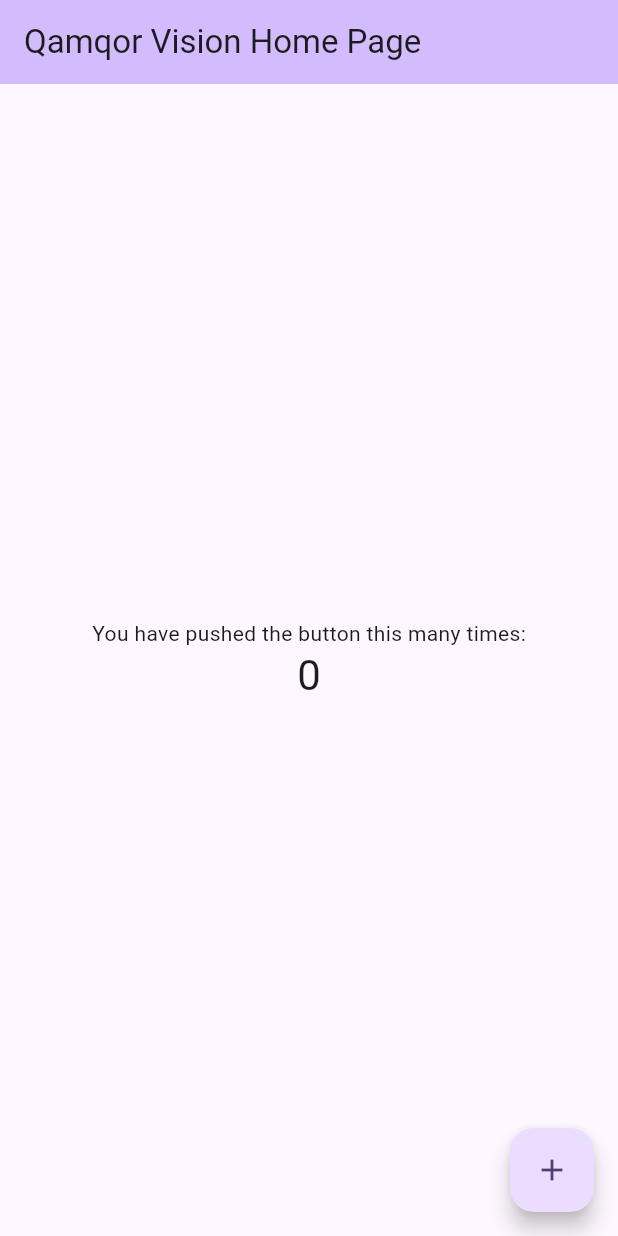
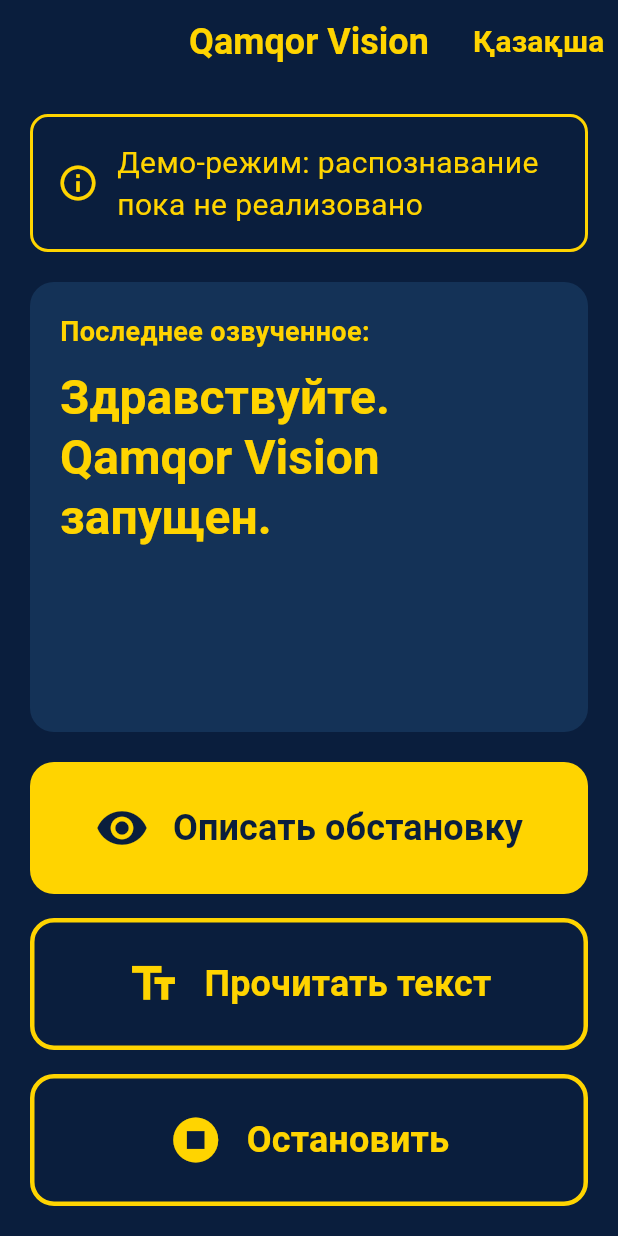
Before and after one commit to Aiymkoos/qamqor-vision, a Flutter app: the screen it shows after launch, on a phone screen of 412 x 824 dp. Run offline on Flutter 3.47's test engine with Material 3 defaults, Android fonts, the light colour scheme and no system bars; our stand-ins replace flutter_tts.

Commit message:
Implement accessible home screen with speech output
Replace the Flutter counter scaffold with the app's first real screen:

- High-contrast WCAG 2.1 theme (~11:1 contrast, 88dp touch targets).
- Speech output via flutter_tts, with a slowed rate and a stop control.
- Kazakh/Russian toggle for both interface and voice; when the device has
  no voice for the selected language the app says so aloud and falls back,
  rather than going silent.
- Semantics labels and haptic feedback for screen reader users.

Recognition and OCR are still unimplemented, so the action buttons speak a
demo phrase that states this outright instead of inventing a result the
user cannot verify visually.

Covered by widget tests, including screen reader labels.

```diff
--- /dev/null
+++ b/qamqor_vision/lib/l10n/app_strings.dart
@@ -0,0 +1,99 @@
+/// Поддерживаемые языки интерфейса и голосового движка.
+enum AppLanguage {
+  kazakh('kk-KZ', 'Қазақша'),
+  russian('ru-RU', 'Русский');
+
+  const AppLanguage(this.localeTag, this.label);
+
+  /// BCP 47 тег, который передаётся в движок синтеза речи.
+  final String localeTag;
+
+  /// Название языка на нём самом — для кнопки переключения.
+  final String label;
+
+  AppLanguage get toggled =>
+      this == AppLanguage.kazakh ? AppLanguage.russian : AppLanguage.kazakh;
+}
+
+/// Строки интерфейса. Отдельного пакета локализации пока нет:
+/// на двух языках и одном экране простая таблица читается яснее.
+class AppStrings {
+  const AppStrings._(this._values);
+
+  final Map<_Key, String> _values;
+
+  static const AppStrings _kazakh = AppStrings._({
+    _Key.appTitle: 'Qamqor Vision',
+    _Key.demoBanner: 'Демо-режим: тану әлі іске қосылған жоқ',
+    _Key.describeButton: 'Айналаны сипаттау',
+    _Key.readTextButton: 'Мәтінді оқу',
+    _Key.stopButton: 'Тоқтату',
+    _Key.languageButton: 'Тілді ауыстыру',
+    _Key.greeting: 'Сәлеметсіз бе. Qamqor Vision қосылды.',
+    _Key.describeStub:
+        'Бұл — дыбыстық шығудың демонстрациясы. Нақты нұсқада мұнда '
+        'камера көрген заттардың сипаттамасы айтылады.',
+    _Key.readTextStub:
+        'Бұл — дыбыстық шығудың демонстрациясы. Нақты нұсқада мұнда '
+        'камераға түскен мәтін оқылады.',
+    _Key.stopped: 'Тоқтатылды.',
+    _Key.languageSwitched: 'Тіл қазақ тіліне ауыстырылды.',
+    _Key.voiceUnavailable:
+        'Құрылғыда қазақ тілінің дауысы жоқ. Орыс тіліндегі дауыс қолданылады.',
+    _Key.lastSpokenLabel: 'Соңғы айтылған:',
+  });
+
+  static const AppStrings _russian = AppStrings._({
+    _Key.appTitle: 'Qamqor Vision',
+    _Key.demoBanner: 'Демо-режим: распознавание пока не реализовано',
+    _Key.describeButton: 'Описать обстановку',
+    _Key.readTextButton: 'Прочитать текст',
+    _Key.stopButton: 'Остановить',
+    _Key.languageButton: 'Сменить язык',
+    _Key.greeting: 'Здравствуйте. Qamqor Vision запущен.',
+    _Key.describeStub:
+        'Это демонстрация голосового вывода. В рабочей версии здесь будет '
+        'описание предметов, которые видит камера.',
+    _Key.readTextStub:
+        'Это демонстрация голосового вывода. В рабочей версии здесь будет '
+        'прочитан текст, попавший в кадр.',
+    _Key.stopped: 'Остановлено.',
+    _Key.languageSwitched: 'Язык переключён на русский.',
+    _Key.voiceUnavailable:
+        'На устройстве нет казахского голоса. Используется русский.',
+    _Key.lastSpokenLabel: 'Последнее озвученное:',
+  });
+
+  static AppStrings of(AppLanguage language) =>
+      language == AppLanguage.kazakh ? _kazakh : _russian;
+
+  String get appTitle => _values[_Key.appTitle]!;
+  String get demoBanner => _values[_Key.demoBanner]!;
+  String get describeButton => _values[_Key.describeButton]!;
+  String get readTextButton => _values[_Key.readTextButton]!;
+  String get stopButton => _values[_Key.stopButton]!;
+  String get languageButton => _values[_Key.languageButton]!;
+  String get greeting => _values[_Key.greeting]!;
+  String get describeStub => _values[_Key.describeStub]!;
+  String get readTextStub => _values[_Key.readTextStub]!;
+  String get stopped => _values[_Key.stopped]!;
+  String get languageSwitched => _values[_Key.languageSwitched]!;
+  String get voiceUnavailable => _values[_Key.voiceUnavailable]!;
+  String get lastSpokenLabel => _values[_Key.lastSpokenLabel]!;
+}
+
+enum _Key {
+  appTitle,
+  demoBanner,
+  describeButton,
+  readTextButton,
+  stopButton,
+  languageButton,
+  greeting,
+  describeStub,
+  readTextStub,
+  stopped,
+  languageSwitched,
+  voiceUnavailable,
+  lastSpokenLabel,
+}
--- a/qamqor_vision/lib/main.dart
+++ b/qamqor_vision/lib/main.dart
@@ -1,122 +1,22 @@
 import 'package:flutter/material.dart';
 
+import 'screens/home_screen.dart';
+import 'theme/app_theme.dart';
+
 void main() {
-  runApp(const MyApp());
+  runApp(const QamqorVisionApp());
 }
 
-class MyApp extends StatelessWidget {
-  const MyApp({super.key});
+class QamqorVisionApp extends StatelessWidget {
+  const QamqorVisionApp({super.key});
 
-  // This widget is the root of your application.
   @override
   Widget build(BuildContext context) {
     return MaterialApp(
       title: 'Qamqor Vision',
-      theme: ThemeData(
-        // This is the theme of your application.
-        //
-        // TRY THIS: Try running your application with "flutter run". You'll see
-        // the application has a purple toolbar. Then, without quitting the app,
-        // try changing the seedColor in the colorScheme below to Colors.green
-        // and then invoke "hot reload" (save your changes or press the "hot
-        // reload" button in a Flutter-supported IDE, or press "r" if you used
-        // the command line to start the app).
-        //
-        // Notice that the counter didn't reset back to zero; the application
-        // state is not lost during the reload. To reset the state, use hot
-        // restart instead.
-        //
-        // This works for code too, not just values: Most code changes can be
-        // tested with just a hot reload.
-        colorScheme: .fromSeed(seedColor: Colors.deepPurple),
-      ),
-      home: const MyHomePage(title: 'Qamqor Vision Home Page'),
+      debugShowCheckedModeBanner: false,
+      theme: AppTheme.build(),
+      home: const HomeScreen(),
     );
   }
 }
-
-class MyHomePage extends StatefulWidget {
-  const MyHomePage({super.key, required this.title});
-
-  // This widget is the home page of your application. It is stateful, meaning
-  // that it has a State object (defined below) that contains fields that affect
-  // how it looks.
-
-  // This class is the configuration for the state. It holds the values (in this
-  // case the title) provided by the parent (in this case the App widget) and
-  // used by the build method of the State. Fields in a Widget subclass are
-  // always marked "final".
-
-  final String title;
-
-  @override
-  State<MyHomePage> createState() => _MyHomePageState();
-}
-
-class _MyHomePageState extends State<MyHomePage> {
-  int _counter = 0;
-
-  void _incrementCounter() {
-    setState(() {
-      // This call to setState tells the Flutter framework that something has
-      // changed in this State, which causes it to rerun the build method below
-      // so that the display can reflect the updated values. If we changed
-      // _counter without calling setState(), then the build method would not be
-      // called again, and so nothing would appear to happen.
-      _counter++;
-    });
-  }
-
-  @override
-  Widget build(BuildContext context) {
-    // This method is rerun every time setState is called, for instance as done
-    // by the _incrementCounter method above.
-    //
-    // The Flutter framework has been optimized to make rerunning build methods
-    // fast, so that you can just rebuild anything that needs updating rather
-    // than having to individually change instances of widgets.
-    return Scaffold(
-      appBar: AppBar(
-        // TRY THIS: Try changing the color here to a specific color (to
-        // Colors.amber, perhaps?) and trigger a hot reload to see the AppBar
-        // change color while the other colors stay the same.
-        backgroundColor: Theme.of(context).colorScheme.inversePrimary,
-        // Here we take the value from the MyHomePage object that was created by
-        // the App.build method, and use it to set our appbar title.
-        title: Text(widget.title),
-      ),
-      body: Center(
-        // Center is a layout widget. It takes a single child and positions it
-        // in the middle of the parent.
-        child: Column(
-          // Column is also a layout widget. It takes a list of children and
-          // arranges them vertically. By default, it sizes itself to fit its
-          // children horizontally, and tries to be as tall as its parent.
-          //
-          // Column has various properties to control how it sizes itself and
-          // how it positions its children. Here we use mainAxisAlignment to
-          // center the children vertically; the main axis here is the vertical
-          // axis because Columns are vertical (the cross axis would be
-          // horizontal).
-          //
-          // TRY THIS: Invoke "debug painting" (choose the "Toggle Debug Paint"
-          // action in the IDE, or press "p" in the console), to see the
-          // wireframe for each widget.
-          mainAxisAlignment: .center,
-          children: [
-            const Text('You have pushed the button this many times:'),
-            Text(
-              '$_counter',
-              style: Theme.of(context).textTheme.headlineMedium,
-            ),
-          ],
-        ),
-      ),
-      floatingActionButton: FloatingActionButton(
-        onPressed: _incrementCounter,
-        tooltip: 'Increment',
-        child: const Icon(Icons.add),
-      ),
-    );
-  }
-}
--- /dev/null
+++ b/qamqor_vision/lib/screens/home_screen.dart
@@ -0,0 +1,210 @@
+import 'package:flutter/material.dart';
+
+import '../l10n/app_strings.dart';
+import '../services/speech_service.dart';
+import '../theme/app_theme.dart';
+import '../widgets/big_action_button.dart';
+
+/// Главный экран: два действия, остановка речи и переключение языка.
+///
+/// Распознавание пока не подключено — кнопки озвучивают демонстрационный
+/// текст, который прямо говорит об этом. Показывать выдуманный результат
+/// распознавания нельзя: пользователь не может проверить его глазами.
+class HomeScreen extends StatefulWidget {
+  const HomeScreen({super.key});
+
+  @override
+  State<HomeScreen> createState() => _HomeScreenState();
+}
+
+class _HomeScreenState extends State<HomeScreen> {
+  final SpeechService _speech = SpeechService();
+
+  AppLanguage _language = AppLanguage.russian;
+  String _lastSpoken = '';
+
+  AppStrings get _strings => AppStrings.of(_language);
+
+  @override
+  void initState() {
+    super.initState();
+    _speech.addListener(_onSpeechChanged);
+    _startUp();
+  }
+
+  Future<void> _startUp() async {
+    await _speech.init();
+    if (!mounted) return;
+    await _say(_strings.greeting);
+  }
+
+  void _onSpeechChanged() {
+    if (mounted) setState(() {});
+  }
+
+  Future<void> _say(String text) async {
+    setState(() => _lastSpoken = text);
+    await _speech.speak(text);
+  }
+
+  Future<void> _stop() async {
+    await _speech.stop();
+    if (mounted) setState(() => _lastSpoken = _strings.stopped);
+  }
+
+  Future<void> _switchLanguage() async {
+    final next = _language.toggled;
+    setState(() => _language = next);
+    await _speech.setLanguage(next);
+    if (!mounted) return;
+
+    final strings = AppStrings.of(next);
+    await _say(
+      _speech.usingFallbackVoice
+          ? '${strings.languageSwitched} ${strings.voiceUnavailable}'
+          : strings.languageSwitched,
+    );
+  }
+
+  @override
+  void dispose() {
+    _speech.removeListener(_onSpeechChanged);
+    _speech.dispose();
+    super.dispose();
+  }
+
+  @override
+  Widget build(BuildContext context) {
+    final strings = _strings;
+
+    return Scaffold(
+      appBar: AppBar(
+        title: Text(strings.appTitle),
+        actions: [
+          // Подпись языком, на который переключаемся, а не текущим:
+          // кнопка отвечает на вопрос «что будет, если нажать».
+          Semantics(
+            button: true,
+            label: '${strings.languageButton}: ${_language.toggled.label}',
+            excludeSemantics: true,
+            child: TextButton(
+              onPressed: _switchLanguage,
+              child: Text(
+                _language.toggled.label,
+                style: const TextStyle(
+                  color: AppTheme.accent,
+                  fontSize: 20,
+                  fontWeight: FontWeight.bold,
+                ),
+              ),
+            ),
+          ),
+        ],
+      ),
+      body: SafeArea(
+        child: Padding(
+          padding: const EdgeInsets.all(20),
+          child: Column(
+            crossAxisAlignment: CrossAxisAlignment.stretch,
+            children: [
+              _DemoBanner(text: strings.demoBanner),
+              const SizedBox(height: 20),
+              Expanded(child: _SpokenTextPanel(
+                label: strings.lastSpokenLabel,
+                text: _lastSpoken,
+              )),
+              const SizedBox(height: 20),
+              BigActionButton(
+                label: strings.describeButton,
+                icon: Icons.visibility,
+                semanticHint: strings.demoBanner,
+                onPressed: () => _say(strings.describeStub),
+              ),
+              const SizedBox(height: 16),
+              BigActionButton(
+                label: strings.readTextButton,
+                icon: Icons.text_fields,
+                filled: false,
+                semanticHint: strings.demoBanner,
+                onPressed: () => _say(strings.readTextStub),
+              ),
+              const SizedBox(height: 16),
+              // Кнопка остановки нужна всегда: если её прятать во время
+              // молчания, пользователь не найдёт её на ощупь по памяти.
+              BigActionButton(
+                label: strings.stopButton,
+                icon: Icons.stop_circle,
+                filled: false,
+                onPressed: _speech.isSpeaking ? _stop : () {},
+              ),
+            ],
+          ),
+        ),
+      ),
+    );
+  }
+}
+
+class _DemoBanner extends StatelessWidget {
+  const _DemoBanner({required this.text});
+
+  final String text;
+
+  @override
+  Widget build(BuildContext context) {
+    return Container(
+      padding: const EdgeInsets.all(16),
+      decoration: BoxDecoration(
+        border: Border.all(color: AppTheme.accent, width: 2),
+        borderRadius: BorderRadius.circular(12),
+      ),
+      child: Row(
+        children: [
+          const Icon(Icons.info_outline, color: AppTheme.accent, size: 28),
+          const SizedBox(width: 12),
+          Expanded(
+            child: Text(text, style: Theme.of(context).textTheme.bodyMedium),
+          ),
+        ],
+      ),
+    );
+  }
+}
+
+class _SpokenTextPanel extends StatelessWidget {
+  const _SpokenTextPanel({required this.label, required this.text});
+
+  final String label;
+  final String text;
+
+  @override
+  Widget build(BuildContext context) {
+    return Container(
+      width: double.infinity,
+      padding: const EdgeInsets.all(20),
+      decoration: BoxDecoration(
+        color: AppTheme.surface,
+        borderRadius: BorderRadius.circular(16),
+      ),
+      child: SingleChildScrollView(
+        child: Column(
+          crossAxisAlignment: CrossAxisAlignment.start,
+          children: [
+            Text(
+              label,
+              style: const TextStyle(
+                color: AppTheme.accent,
+                fontSize: 18,
+                fontWeight: FontWeight.w600,
+              ),
+            ),
+            const SizedBox(height: 12),
+            // Дублирование речи на экране — для слабовидящих пользователей
+            // с остатком зрения и для зрячих помощников рядом.
+            Text(text, style: Theme.of(context).textTheme.headlineLarge),
+          ],
+        ),
+      ),
+    );
+  }
+}
--- /dev/null
+++ b/qamqor_vision/lib/widgets/big_action_button.dart
@@ -0,0 +1,85 @@
+import 'package:flutter/material.dart';
+import 'package:flutter/services.dart';
+
+import '../theme/app_theme.dart';
+
+/// Крупная кнопка действия: увеличенная зона нажатия, тактильный отклик
+/// и подпись для скринридера.
+class BigActionButton extends StatelessWidget {
+  const BigActionButton({
+    super.key,
+    required this.label,
+    required this.icon,
+    required this.onPressed,
+    this.filled = true,
+    this.semanticHint,
+  });
+
+  final String label;
+  final IconData icon;
+  final VoidCallback onPressed;
+
+  /// Залитая кнопка — основное действие, обведённая — второстепенное.
+  final bool filled;
+
+  /// Что произойдёт после нажатия — зачитывается скринридером после подписи.
+  final String? semanticHint;
+
+  @override
+  Widget build(BuildContext context) {
+    final style = ButtonStyle(
+      minimumSize: const WidgetStatePropertyAll(
+        Size.fromHeight(AppTheme.minTouchTarget),
+      ),
+      padding: const WidgetStatePropertyAll(
+        EdgeInsets.symmetric(horizontal: 20, vertical: 16),
+      ),
+      shape: WidgetStatePropertyAll(
+        RoundedRectangleBorder(borderRadius: BorderRadius.circular(16)),
+      ),
+    );
+
+    final child = Row(
+      mainAxisAlignment: MainAxisAlignment.center,
+      children: [
+        Icon(icon, size: 36),
+        const SizedBox(width: 16),
+        Flexible(
+          child: Text(label, textAlign: TextAlign.center),
+        ),
+      ],
+    );
+
+    void handlePress() {
+      // Подтверждение нажатия для тех, кто не видит изменения состояния.
+      HapticFeedback.mediumImpact();
+      onPressed();
+    }
+
+    return Semantics(
+      button: true,
+      label: label,
+      hint: semanticHint,
+      // Кнопка уже описана этим Semantics; иначе скринридер прочитает
+      // подпись дважды.
+      excludeSemantics: true,
+      child: filled
+          ? FilledButton(
+              onPressed: handlePress,
+              style: style,
+              child: child,
+            )
+          : OutlinedButton(
+              onPressed: handlePress,
+              style: style.copyWith(
+                side: const WidgetStatePropertyAll(
+                  BorderSide(color: AppTheme.accent, width: 3),
+                ),
+                foregroundColor:
+                    const WidgetStatePropertyAll(AppTheme.accent),
+              ),
+              child: child,
+            ),
+    );
+  }
+}
--- a/qamqor_vision/pubspec.yaml
+++ b/qamqor_vision/pubspec.yaml
@@ -34,6 +34,7 @@
   # The following adds the Cupertino Icons font to your application.
   # Use with the CupertinoIcons class for iOS style icons.
   cupertino_icons: ^1.0.8
+  flutter_tts: ^4.2.5
 
 dev_dependencies:
   flutter_test:
```
Also changed, not shown: qamqor_vision/lib/services/speech_service.dart (added, +93 -0 lines), qamqor_vision/lib/theme/app_theme.dart (added, +67 -0 lines), qamqor_vision/pubspec.lock, 5 other files.
